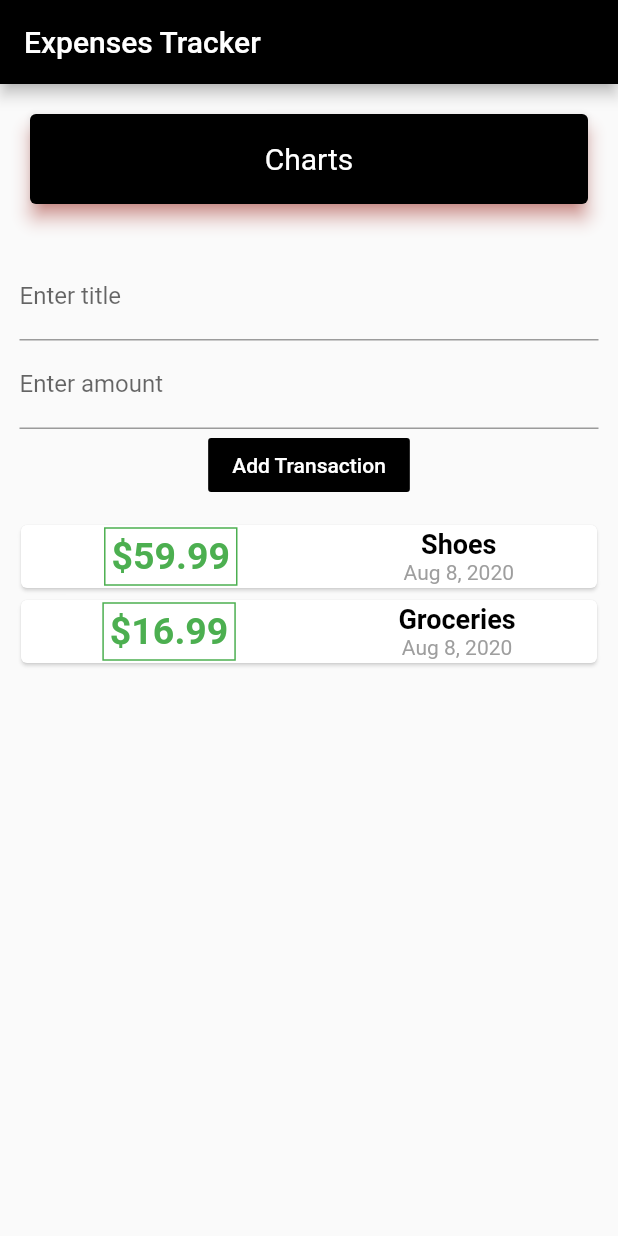
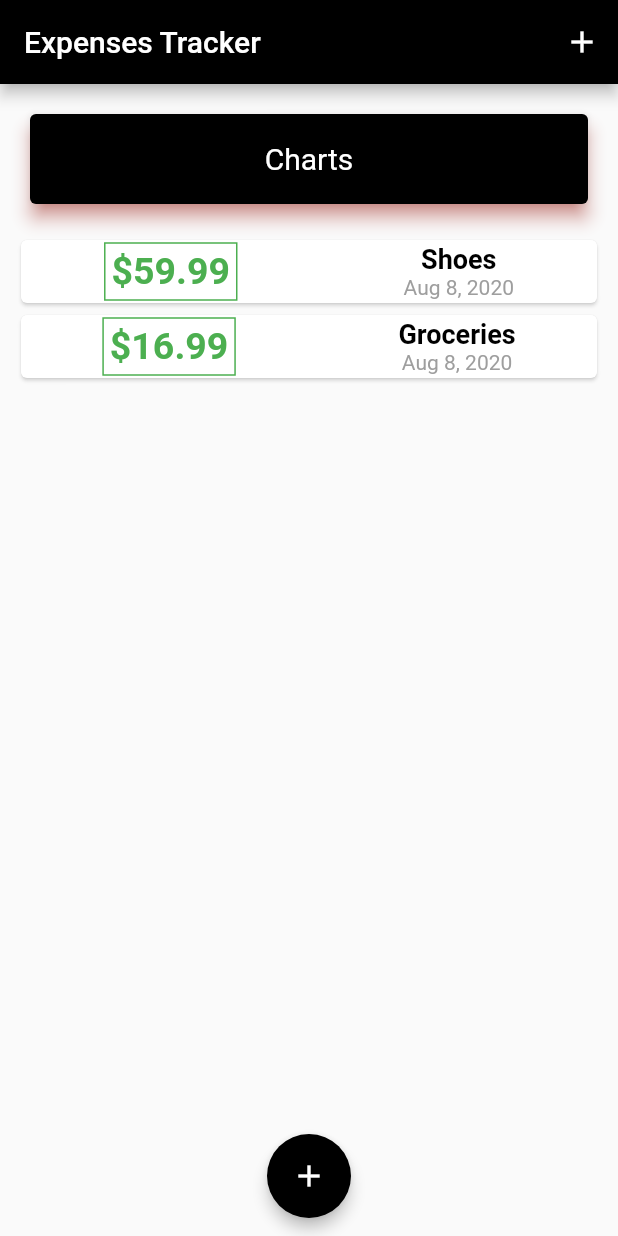
Before and after one commit to ChitrangGoyani/FlutterPersonalExpenses, a Flutter app: the screen it shows after launch, on a phone screen of 412 x 824 dp. Run offline on Flutter 3.47's test engine with Material 2 defaults, Android fonts, the phone set to English and light mode, and no system bars.

Commit message:
Floating transaction modal sheet

```diff
--- a/lib/main.dart
+++ b/lib/main.dart
@@ -1,5 +1,9 @@
 import 'package:flutter/material.dart';
-import './widgets/user_transaction.dart';
+import 'package:personal_expenses/widgets/transaction_list.dart';
+import './widgets/new_transaction.dart';
+
+import './models/transactions.dart';
+import 'dart:math';
 
 
 void main() => runApp(PEApp());
@@ -10,15 +14,53 @@ class PEApp extends StatelessWidget {
   }
 }
 
-class PEHomePage extends StatelessWidget {
+class PEHomePage extends StatefulWidget {
+  @override
+  _PEHomePageState createState() => _PEHomePageState();
+}
+
+class _PEHomePageState extends State<PEHomePage> {
+
+   final List<Transaction> _userTransactions = [
+     Transaction(
+        id: '001',
+        name: 'Shoes',
+        amt: 59.99,
+        date: DateTime.now(),
+      ),
+      Transaction(
+        id: '002',
+        name: 'Groceries',
+        amt: 16.99,
+        date: DateTime.now(),
+      )
+  ];
+  Random random = new Random();
+  void _addNewTransactions(String txTitle, double txAmt){
+    final newTx = Transaction(name: txTitle, amt: txAmt, date: DateTime.now(), id: random.nextInt(100).toString());
+    setState(() {
+      _userTransactions.add(newTx);
+    });
+  }
+
+  void transactionModalSheet(BuildContext ctx) {
+    showModalBottomSheet(context: ctx, builder: (_) {
+      return NewTransaction(_addNewTransactions);
+    });
+  }
+
   @override
   Widget build(BuildContext context) {
     return Scaffold(
       appBar: AppBar(
         backgroundColor: Colors.black,
         title: Text('Expenses Tracker'),
+        actions: <Widget>[
+          IconButton(icon: Icon(Icons.add), onPressed: () => transactionModalSheet(context))
+        ],
       ),
-      body: Column(
+      body: SingleChildScrollView(
+              child: Column(
           children: <Widget>[
             Container(
               width: double.infinity,
@@ -40,9 +82,12 @@ class PEHomePage extends StatelessWidget {
                 ),
               ),
             ),
-          UserTransactions(),
+            TransactionList(_userTransactions),
           ],
         ),
+      ),
+      floatingActionButtonLocation: FloatingActionButtonLocation.centerDocked,
+      floatingActionButton: Container(child: FloatingActionButton(child: Icon(Icons.add) ,onPressed: () => transactionModalSheet(context), elevation: 4, backgroundColor: Colors.black), margin: EdgeInsets.all(12),),
     );
   }
 }
--- a/lib/widgets/transaction_list.dart
+++ b/lib/widgets/transaction_list.dart
@@ -29,7 +29,7 @@ class TransactionList extends StatelessWidget {
                             child: Padding(
                               padding: const EdgeInsets.all(4.0),
                               child: Text(
-                                '\$' + tx.amt.toString(),
+                                '\$' + tx.amt.toStringAsFixed(2),
                                 //  textAlign: TextAlign.center,
                                 style: TextStyle(
                                     color: Colors.green,
--- a/lib/widgets/user_transaction.dart
+++ /dev/null
@@ -1,41 +0,0 @@
-import 'dart:math';
-
-import 'package:flutter/material.dart';
-import './transaction_list.dart';
-import './new_transaction.dart';
-import '../models/transactions.dart';
-class UserTransactions extends StatefulWidget {
-  @override
-  _UserTransactionsState createState() => _UserTransactionsState();
-}
-class _UserTransactionsState extends State<UserTransactions> {
-    final List<Transaction> _userTransactions = [
-     Transaction(
-        id: '001',
-        name: 'Shoes',
-        amt: 59.99,
-        date: DateTime.now(),
-      ),
-      Transaction(
-        id: '002',
-        name: 'Groceries',
-        amt: 16.99,
-        date: DateTime.now(),
-      )
-  ];
-  Random random = new Random();
-  void _addNewTransactions(String txTitle, double txAmt){
-    final newTx = Transaction(name: txTitle, amt: txAmt, date: DateTime.now(), id: random.nextInt(100).toString());
-    setState(() {
-      _userTransactions.add(newTx);
-    });
-  }
-  @override
-  Widget build(BuildContext context) {
-    return Column(children: <Widget>[
-       NewTransaction(_addNewTransactions),
-       TransactionList(_userTransactions),
-    ],
-    );
-  }
-}
```
Also changed, not shown: lib/widgets/new_transaction.dart (+37 -8 lines). Lines whose indentation alone changed are shown as unchanged.
